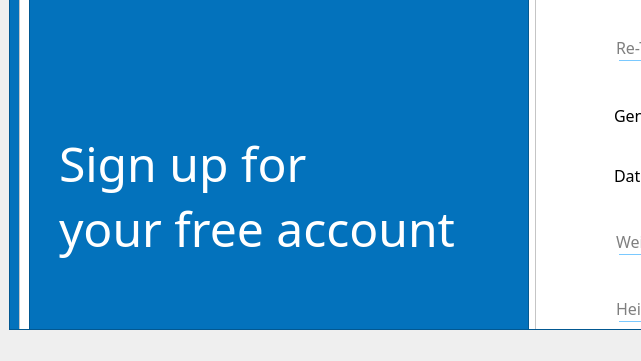
Before: the Qt Designer form SignUp2.ui in andifathulms/JournFit, drawn with Qt 5; both pictures show x 0 to 641 and y 478 to 839 of the 1338 by 839 pixel window.
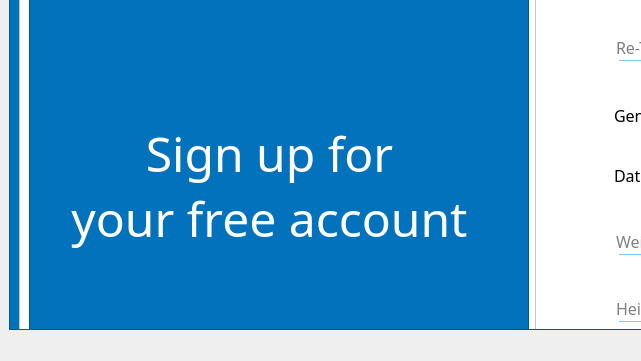
After: the same form once the commit is applied. Icons and pictures are not drawn.

```diff
--- a/SignUp2.ui
+++ b/SignUp2.ui
@@ -39,7 +39,7 @@
        <property name="geometry">
         <rect>
          <x>0</x>
-         <y>-432</y>
+         <y>0</y>
          <width>1293</width>
          <height>1222</height>
         </rect>
@@ -102,8 +102,8 @@
              <widget class="QLabel" name="label_3">
               <property name="geometry">
                <rect>
-                <x>30</x>
-                <y>530</y>
+                <x>10</x>
+                <y>520</y>
                 <width>461</width>
                 <height>231</height>
                </rect>
@@ -125,7 +125,7 @@
                <string notr="true">color: rgb(255, 255, 255);</string>
               </property>
               <property name="text">
-               <string>&lt;html&gt;&lt;head/&gt;&lt;body&gt;&lt;p&gt;&lt;span style=&quot; font-size:36pt;&quot;&gt;Sign up for &lt;br/&gt;your free account&lt;/span&gt;&lt;/p&gt;&lt;/body&gt;&lt;/html&gt;</string>
+               <string>&lt;html&gt;&lt;head/&gt;&lt;body&gt;&lt;p align=&quot;center&quot;&gt;&lt;span style=&quot; font-size:36pt;&quot;&gt;Sign up for &lt;br/&gt;your free account&lt;/span&gt;&lt;/p&gt;&lt;/body&gt;&lt;/html&gt;</string>
               </property>
               <property name="alignment">
                <set>Qt::AlignLeading|Qt::AlignLeft|Qt::AlignVCenter</set>
```
Left out of the diff: 2 changed lines with no effect on the pictures.
